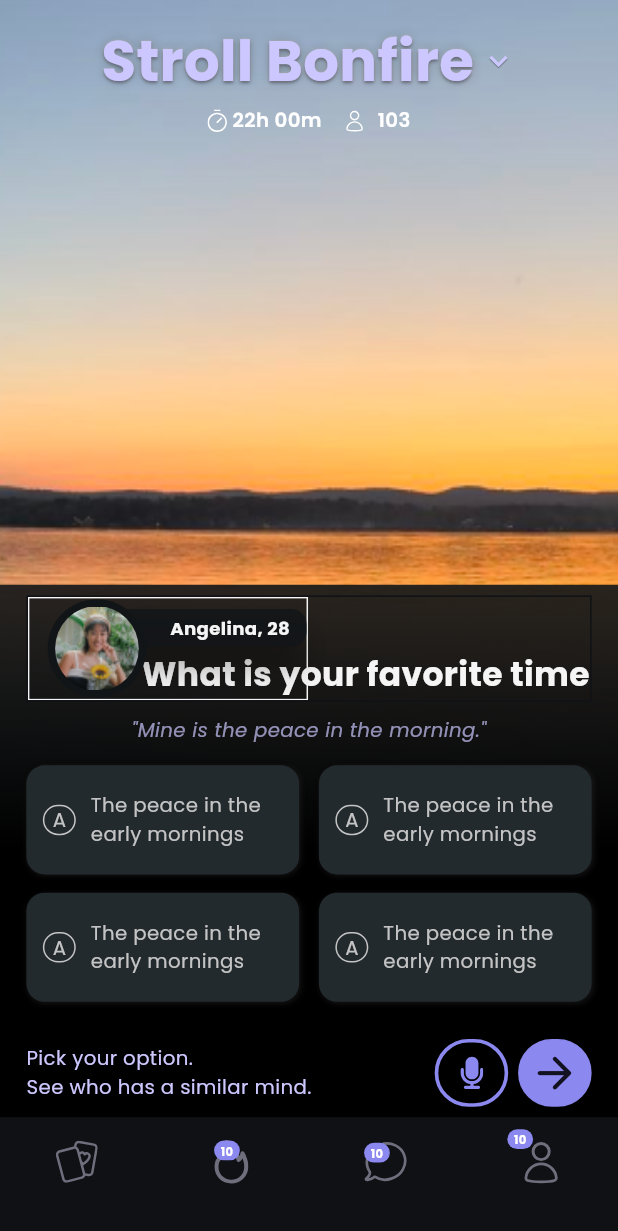
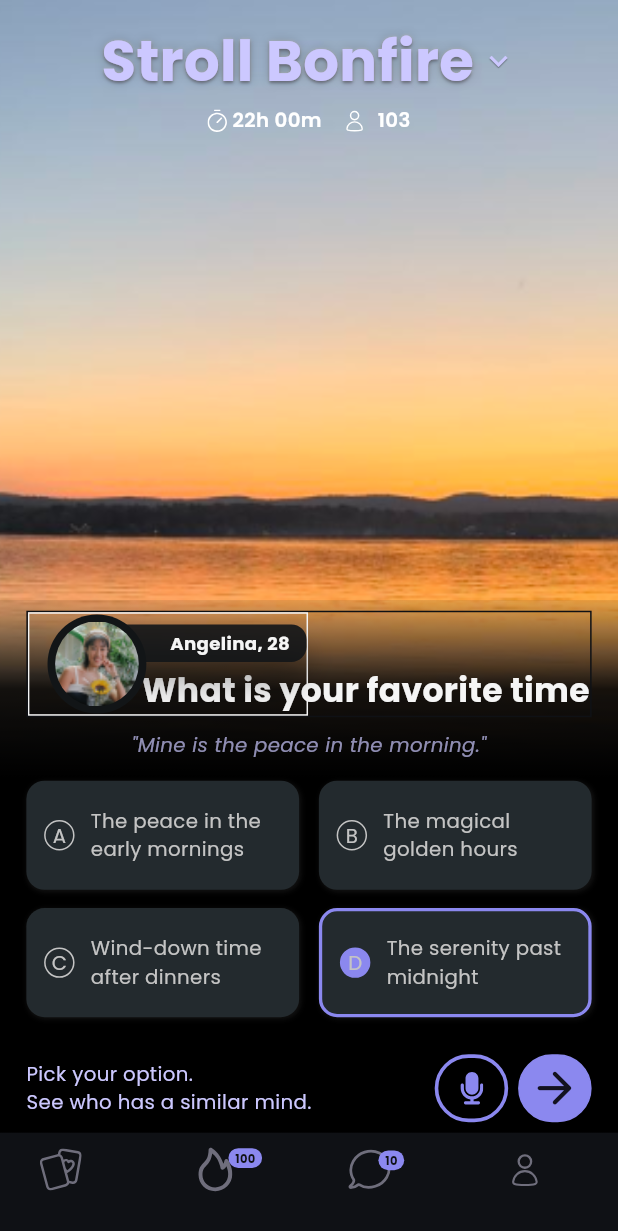
Before and after one commit to ogunkapc/stroll-bonfire, a Flutter app: the screen it shows after launch, on a phone screen of 412 x 824 dp. Shown: the top 1231 px of the screen. Run offline on Flutter 3.47's test engine with Material 3 defaults, Android fonts, the phone set to English and light mode, and no system bars; our stand-ins replace flutter_screenutil, flutter_svg, google_fonts.

Commit message:
Created Options model and separated options card code

```diff
--- a/lib/home/home_screen.dart
+++ b/lib/home/home_screen.dart
@@ -3,6 +3,7 @@ import 'package:flutter_screenutil/flutter_screenutil.dart';
 import 'package:flutter_svg/flutter_svg.dart';
 import 'package:stroll_bonfire/utils/app_colors.dart';
 import 'package:stroll_bonfire/utils/app_images.dart';
+import 'package:stroll_bonfire/widgets/question_options.dart';
 
 class HomeScreen extends StatefulWidget {
   const HomeScreen({super.key});
@@ -108,7 +109,10 @@ class _HomeScreenState extends State<HomeScreen> {
                       children: [
                         SvgPicture.asset(
                           AppImages.userIcon,
-                          color: Colors.white,
+                          colorFilter: const ColorFilter.mode(
+                            Colors.white,
+                            BlendMode.srcIn,
+                          ),
                           width: 20.w,
                         ),
                         SizedBox(
@@ -136,17 +140,17 @@ class _HomeScreenState extends State<HomeScreen> {
             child: Container(
               height: 350.h,
               decoration: BoxDecoration(
-                // image: DecorationImage(
-                //   image: AssetImage(AppImages.fadeBackground),
-                //   fit: BoxFit.fill,
-                // ),
                 gradient: LinearGradient(
                   begin: Alignment.bottomCenter,
                   end: Alignment.topCenter,
                   colors: [
                     const Color(0xFF000000),
                     const Color(0xFF000000),
-                    const Color(0xFF121518).withOpacity(0.9),
+                    const Color(0xFF000000),
+                    const Color(0xFF000000),
+                    const Color(0xFF000000),
+                    const Color(0xFF000000).withOpacity(0.9),
+                    const Color(0xFF000000).withOpacity(0.1),
                   ],
                 ),
               ),
@@ -268,79 +272,7 @@ class _HomeScreenState extends State<HomeScreen> {
                     SizedBox(
                       height: 14.h,
                     ),
-                    Expanded(
-                      child: GridView.builder(
-                          gridDelegate:
-                              SliverGridDelegateWithFixedCrossAxisCount(
-                            crossAxisCount: 2,
-                            mainAxisSpacing: 12.h,
-                            crossAxisSpacing: 12.w,
-                            childAspectRatio: 2.5,
-                          ),
-                          itemCount: 4,
-                          itemBuilder: (index, context) {
-                            return Container(
-                              padding: EdgeInsets.symmetric(
-                                  horizontal: 10.w, vertical: 13.h),
-                              decoration: BoxDecoration(
-                                color: AppColors.optionsCardColor,
-                                borderRadius: BorderRadius.circular(12.r),
-                                boxShadow: const [
-                                  BoxShadow(
-                                    color: Color(0x4D000000),
-                                    offset: Offset(-1, -1),
-                                    blurRadius: 2,
-                                  ),
-                                  BoxShadow(
-                                    color: Color(0x4D484848),
-                                    offset: Offset(1, 1),
-                                    blurRadius: 2,
-                                  ),
-                                  BoxShadow(
-                                    color: Color(0x4D000000),
-                                    offset: Offset(2, 2),
-                                    blurRadius: 8,
-                                  ),
-                                ],
-                              ),
-                              child: Row(
-                                children: [
-                                  Container(
-                                    width: 20.w,
-                                    height: 20.h,
-                                    decoration: BoxDecoration(
-                                      borderRadius: BorderRadius.circular(12.r),
-                                      border: Border.all(
-                                        color: AppColors.optionsTextColor,
-                                      ),
-                                    ),
-                                    child: Center(
-                                      child: Text(
-                                        'A',
-                                        style: TextStyle(
-                                          color: AppColors.optionsTextColor,
-                                          fontSize: 12.sp,
-                                        ),
-                                      ),
-                                    ),
-                                  ),
-                                  SizedBox(
-                                    width: 9.w,
-                                  ),
-                                  Expanded(
-                                    child: Text(
-                                      "The peace in the early mornings",
-                                      style: TextStyle(
-                                        fontSize: 12.sp,
-                                        color: AppColors.optionsTextColor,
-                                      ),
-                                    ),
-                                  )
-                                ],
-                              ),
-                            );
-                          }),
-                    ),
+                    const QuestionOptions(),
                     SizedBox(
                       height: 11.h,
                     ),
@@ -430,42 +362,50 @@ class _HomeScreenState extends State<HomeScreen> {
         _buildBottomNavBarItem(
             icon: SvgPicture.asset(AppImages.flameIcon),
             hasBadge: true,
-        ),
+            badgeAmount: "100"),
         _buildBottomNavBarItem(
           icon: SvgPicture.asset(AppImages.chatIcon),
           hasBadge: true,
+          badgeAmount: '10',
         ),
         _buildBottomNavBarItem(
-          icon: SvgPicture.asset(AppImages.userIcon),
-          hasBadge: true,
+          icon: SvgPicture.asset(
+            AppImages.userIcon,
+            width: 34,
+          ),
         ),
       ],
     );
   }
 
-  BottomNavigationBarItem _buildBottomNavBarItem(
-      {required Widget icon, bool hasBadge = false}) {
+  BottomNavigationBarItem _buildBottomNavBarItem({
+    required Widget icon,
+    bool hasBadge = false,
+    String badgeAmount = '',
+  }) {
     return BottomNavigationBarItem(
-      icon: Container(
-        padding: EdgeInsets.only(left: 9.w, right: 10.47),
-        child: Stack(
+      icon: Stack(
         children: [
-            icon,
+          Container(
+            padding: EdgeInsets.only(right: 20.w),
+            child: icon,
+          ),
           if (hasBadge)
             Positioned(
               top: 0.84.h,
+              left: 18.44.w,
               child: Container(
                 height: 13.h,
-                  padding: EdgeInsets.symmetric(vertical: 2.h, horizontal: 4.w),
+                padding: EdgeInsets.symmetric(horizontal: 4.w, vertical: 2.h),
                 decoration: BoxDecoration(
                   color: AppColors.primaryColor,
                   borderRadius: BorderRadius.circular(15.r),
                 ),
                 child: Center(
                   child: Text(
-                      '10',
+                    badgeAmount,
                     style: TextStyle(
-                        color: Colors.white,
+                      color: AppColors.textBlack,
                       fontSize: 7.sp,
                       fontWeight: FontWeight.w700,
                     ),
@@ -475,7 +415,6 @@ class _HomeScreenState extends State<HomeScreen> {
             ),
         ],
       ),
-      ),
       label: '',
     );
   }
--- /dev/null
+++ b/lib/model/option_model.dart
@@ -0,0 +1,11 @@
+class Option {
+  final String label;
+  final String text;
+  final bool isSelected;
+
+  Option({
+    required this.label,
+    required this.text,
+    this.isSelected = false,
+  });
+}
--- a/lib/utils/app_colors.dart
+++ b/lib/utils/app_colors.dart
@@ -11,4 +11,5 @@ class AppColors {
   static const Color optionsTextColor = Color(0xFFC4C4C4);
   static const Color optionsCardColor = Color(0xFF232A2E);
 
+  static const Color textBlack = Color(0xFF0F1115);
 }
--- /dev/null
+++ b/lib/widgets/option_tile.dart
@@ -0,0 +1,86 @@
+import 'package:flutter/material.dart';
+import 'package:flutter_screenutil/flutter_screenutil.dart';
+import 'package:stroll_bonfire/model/option_model.dart';
+import 'package:stroll_bonfire/utils/app_colors.dart';
+
+class OptionTile extends StatelessWidget {
+  final Option option;
+  const OptionTile({
+    super.key,
+    required this.option,
+  });
+
+  @override
+  Widget build(BuildContext context) {
+    return Container(
+      padding: EdgeInsets.symmetric(horizontal: 10.w, vertical: 13.h),
+      decoration: BoxDecoration(
+        color: AppColors.optionsCardColor,
+        borderRadius: BorderRadius.circular(12.r),
+        border: option.isSelected
+            ? Border.all(
+                color: AppColors.primaryColor,
+                width: 2.w,
+              )
+            : null,
+        boxShadow: const [
+          BoxShadow(
+            color: Color(0x4D000000),
+            offset: Offset(-1, -1),
+            blurRadius: 2,
+          ),
+          BoxShadow(
+            color: Color(0x4D484848),
+            offset: Offset(1, 1),
+            blurRadius: 2,
+          ),
+          BoxShadow(
+            color: Color(0x4D000000),
+            offset: Offset(2, 2),
+            blurRadius: 8,
+          ),
+        ],
+      ),
+      child: Row(
+        children: [
+          Container(
+            width: 20.w,
+            height: 20.h,
+            decoration: BoxDecoration(
+              shape: BoxShape.circle,
+              color: option.isSelected
+                  ? AppColors.primaryColor
+                  : Colors.transparent,
+              border: Border.all(
+                color: option.isSelected
+                    ? AppColors.primaryColor
+                    : AppColors.optionsTextColor,
+              ),
+            ),
+            child: Center(
+              child: Text(
+                option.label,
+                style: TextStyle(
+                  color: AppColors.optionsTextColor,
+                  fontSize: 12.sp,
+                ),
+              ),
+            ),
+          ),
+          SizedBox(
+            width: 9.w,
+          ),
+          Expanded(
+            child: Text(
+              option.text,
+              style: TextStyle(
+                fontSize: 12.sp,
+                color: AppColors.optionsTextColor,
+              ),
+            ),
+          )
+        ],
+      ),
+    );
+  }
+}
--- /dev/null
+++ b/lib/widgets/question_options.dart
@@ -0,0 +1,43 @@
+import 'package:flutter/material.dart';
+import 'package:flutter_screenutil/flutter_screenutil.dart';
+import 'package:stroll_bonfire/model/option_model.dart';
+import 'package:stroll_bonfire/widgets/option_tile.dart';
+
+class QuestionOptions extends StatelessWidget {
+  const QuestionOptions({
+    super.key,
+  });
+
+  @override
+  Widget build(BuildContext context) {
+    final List<Option> options = [
+      Option(
+          label: 'A',
+          text: 'The peace in the early mornings',
+          isSelected: false),
+      Option(label: 'B', text: 'The magical golden hours', isSelected: false),
+      Option(
+          label: 'C', text: 'Wind-down time after dinners', isSelected: false),
+      Option(
+          label: 'D',
+          text: 'The serenity past midnight',
+          isSelected: true), // Selected option
+    ];
+
+    return Expanded(
+      child: GridView.builder(
+          gridDelegate: SliverGridDelegateWithFixedCrossAxisCount(
+            crossAxisCount: 2,
+            mainAxisSpacing: 12.h,
+            crossAxisSpacing: 12.w,
+            childAspectRatio: 2.5,
+          ),
+          itemCount: options.length,
+          itemBuilder: (context, index) {
+            return OptionTile(
+              option: options[index],
+            );
+          }),
+    );
+  }
+}
```
Lines whose indentation alone changed are shown as unchanged.
